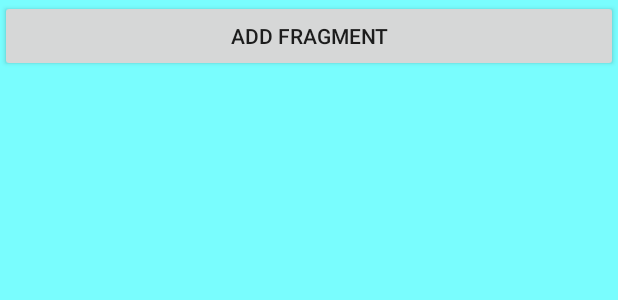
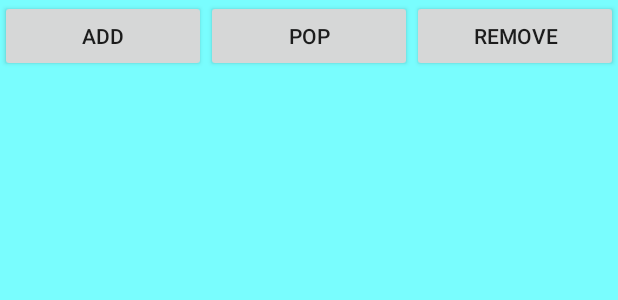
Before and after one commit to SammyCalle/FragmentBackStack, an Android app: the layout activity_main.xml on its own in the app's theme, with its tools: preview values and no code run, on a phone screen of 412 x 824 dp. Shown: the top 300 px of the screen. Run offline under Robolectric (Android 15) with nearby library versions, the phone set to English and light mode, and no system bars.

```diff
--- a/app/src/main/res/layout/activity_main.xml
+++ b/app/src/main/res/layout/activity_main.xml
@@ -4,14 +4,38 @@
     xmlns:tools="http://schemas.android.com/tools"
     android:layout_width="match_parent"
     android:orientation="vertical"
+    android:id="@+id/mainActivity"
     android:layout_height="match_parent"
     android:background="@color/activity_color"
     tools:context=".MainActivity">
-    <Button
+    <LinearLayout
         android:layout_width="match_parent"
         android:layout_height="wrap_content"
-        android:id="@+id/buttonAddFragment"
-        android:text="Add Fragment" />
+        android:orientation="horizontal"
+        android:weightSum="3">
+
+        <Button
+            android:id="@+id/buttonAddFragmentOne"
+            android:layout_width="wrap_content"
+            android:layout_height="wrap_content"
+            android:layout_weight="1"
+            android:text="Add" />
+
+        <Button
+            android:id="@+id/buttonPopFragment"
+            android:layout_width="wrap_content"
+            android:layout_height="wrap_content"
+            android:layout_weight="1"
+            android:text="Pop" />
+
+        <Button
+            android:layout_width="wrap_content"
+            android:layout_height="wrap_content"
+            android:id="@+id/buttonRemoveFragment"
+            android:text="Remove"
+            android:layout_weight="1"/>
+
+    </LinearLayout>
 
     <TextView
         android:layout_width="match_parent"
@@ -22,9 +46,9 @@
         android:gravity="center"/>
 
     <FrameLayout
+        android:id="@+id/fragmentContainer"
         android:layout_width="match_parent"
         android:layout_height="match_parent"
-        android:id="@+id/fragmentContainer"
         android:layout_margin="5dp"/>
 
 </LinearLayout>
--- a/build.gradle
+++ b/build.gradle
@@ -8,7 +8,7 @@ buildscript {
 
     }
     dependencies {
-        classpath 'com.android.tools.build:gradle:3.6.1'
+        classpath 'com.android.tools.build:gradle:3.6.2'
         classpath "org.jetbrains.kotlin:kotlin-gradle-plugin:$kotlin_version"
 
         // NOTE: Do not place your application dependencies here; they belong
```
Also changed, not shown: app/src/main/java/com/example/fragments/MainActivity.kt (+108 -21 lines).
